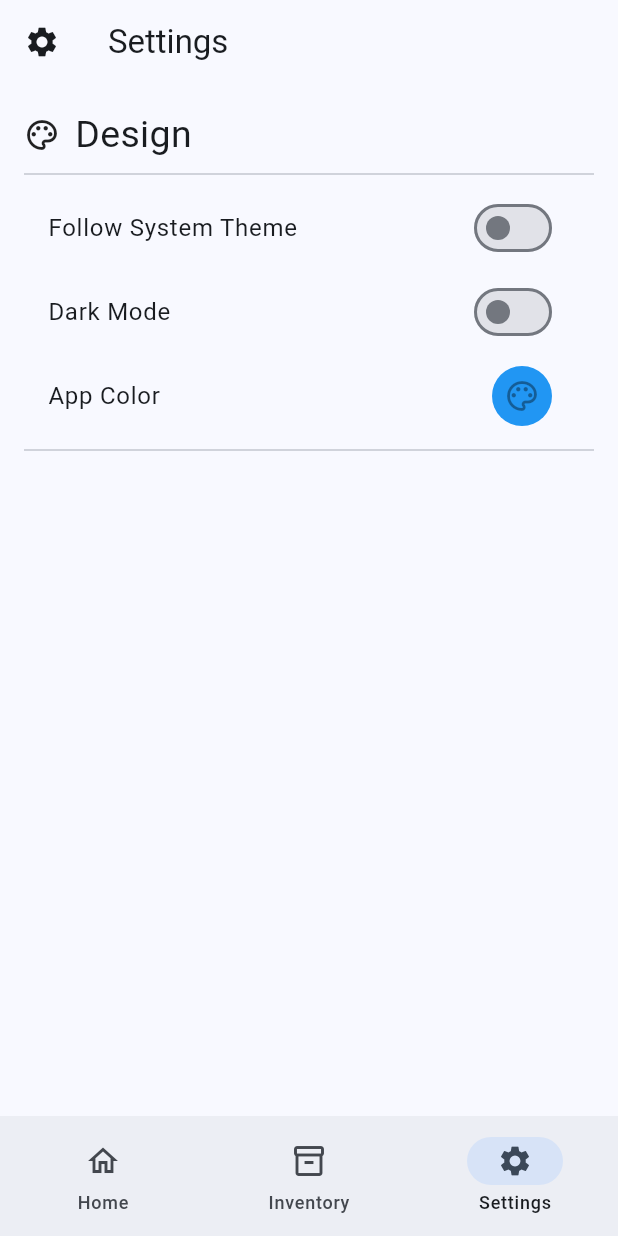
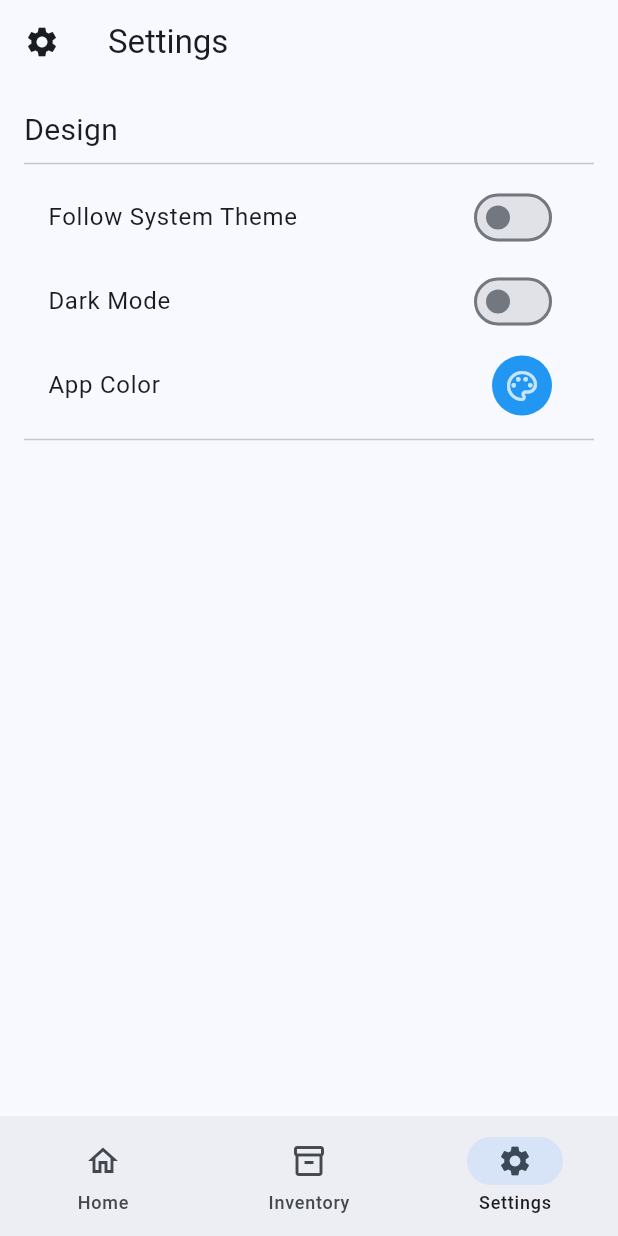
Before and after one commit to ThePi2K/BarbellCalc, a Flutter app: the screen it shows after launch, item 3 of the bottom bar chosen, on a phone screen of 412 x 824 dp. Run offline on Flutter 3.47's test engine with Material 3 defaults, Android fonts, the phone set to English and light mode, and no system bars; our stand-ins replace flutter_colorpicker, shared_preferences.

Commit message:
changed settings design

```diff
--- a/barbell_calc/lib/settings.dart
+++ b/barbell_calc/lib/settings.dart
@@ -80,15 +80,7 @@ class _SettingsPageState extends State<SettingsPage> {
       body: ListView(
         padding: const EdgeInsets.all(16.0),
         children: <Widget>[
-          const Row(
-            children: [
-              Icon(Icons.color_lens_outlined),
-              SizedBox(
-                width: 10,
-              ),
-              Text('Design', style: TextStyle(fontSize: 25)),
-            ],
-          ),
+          const Text('Design', style: TextStyle(fontSize: 20)),
           const Divider(),
           ListTile(
             title: const Text('Follow System Theme'),
@@ -145,17 +137,11 @@ class _SettingsPageState extends State<SettingsPage> {
                 );
               },
               icon: const Icon(Icons.color_lens_outlined),
+              color: currentColor,
               style: ButtonStyle(
-                backgroundColor: MaterialStateProperty.resolveWith<Color>(
-                  (Set<MaterialState> states) {
-                    return currentColor;
-                  },
-                ),
-                foregroundColor: MaterialStateProperty.resolveWith<Color>(
-                  (Set<MaterialState> states) {
-                    return Colors.black38;
-                  },
-                ),
+                backgroundColor: MaterialStateProperty.all(currentColor),
+                foregroundColor:
+                    MaterialStateProperty.all(Colors.white.withOpacity(0.75)),
               ),
             ),
           ),
```
